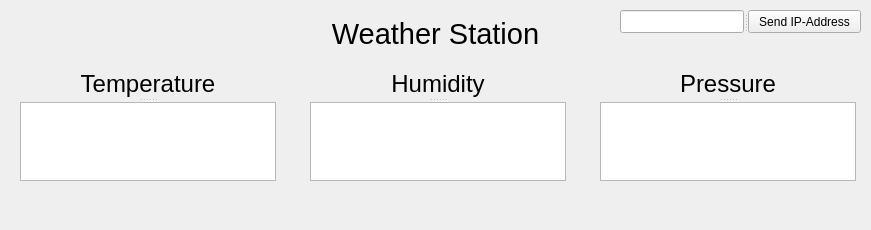
The window that weather_station.ui (mjhsoet/QtApp) describes before a commit, drawn with Qt 5.
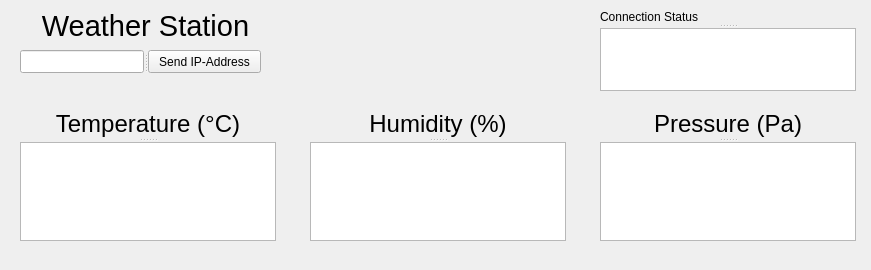
The same window after the commit.

Diff of the .ui file:
```diff
--- a/weather_station.ui
+++ b/weather_station.ui
@@ -7,7 +7,7 @@
     <x>0</x>
     <y>0</y>
     <width>871</width>
-    <height>230</height>
+    <height>270</height>
    </rect>
   </property>
   <property name="windowTitle">
@@ -16,10 +16,10 @@
   <widget class="QLabel" name="Weather_station">
    <property name="geometry">
     <rect>
-     <x>280</x>
+     <x>-10</x>
      <y>10</y>
      <width>311</width>
-     <height>48</height>
+     <height>31</height>
     </rect>
    </property>
    <property name="font">
@@ -38,9 +38,9 @@
    <property name="geometry">
     <rect>
      <x>310</x>
-     <y>70</y>
+     <y>110</y>
      <width>256</width>
-     <height>111</height>
+     <height>131</height>
     </rect>
    </property>
    <property name="orientation">
@@ -53,7 +53,7 @@
      </font>
     </property>
     <property name="text">
-     <string>Humidity</string>
+     <string>Humidity (%)</string>
     </property>
     <property name="alignment">
      <set>Qt::AlignCenter</set>
@@ -73,9 +73,9 @@
    <property name="geometry">
     <rect>
      <x>20</x>
-     <y>70</y>
+     <y>110</y>
      <width>256</width>
-     <height>111</height>
+     <height>131</height>
     </rect>
    </property>
    <property name="orientation">
@@ -88,13 +88,18 @@
      </font>
     </property>
     <property name="text">
-     <string>Temperature</string>
+     <string>Temperature (°C)</string>
     </property>
     <property name="alignment">
      <set>Qt::AlignCenter</set>
     </property>
    </widget>
    <widget class="QTextBrowser" name="Temperature_window">
+    <property name="font">
+     <font>
+      <pointsize>8</pointsize>
+     </font>
+    </property>
     <property name="cursor" stdset="0">
      <cursorShape>ArrowCursor</cursorShape>
     </property>
@@ -105,7 +110,7 @@
      <string>&lt;!DOCTYPE HTML PUBLIC &quot;-//W3C//DTD HTML 4.0//EN&quot; &quot;http://www.w3.org/TR/REC-html40/strict.dtd&quot;&gt;
 &lt;html&gt;&lt;head&gt;&lt;meta name=&quot;qrichtext&quot; content=&quot;1&quot; /&gt;&lt;style type=&quot;text/css&quot;&gt;
 p, li { white-space: pre-wrap; }
-&lt;/style&gt;&lt;/head&gt;&lt;body style=&quot; font-family:'MS Shell Dlg 2'; font-size:7.8pt; font-weight:400; font-style:normal;&quot;&gt;
+&lt;/style&gt;&lt;/head&gt;&lt;body style=&quot; font-family:'MS Shell Dlg 2'; font-size:8pt; font-weight:400; font-style:normal;&quot;&gt;
 &lt;p align=&quot;center&quot; style=&quot;-qt-paragraph-type:empty; margin-top:0px; margin-bottom:0px; margin-left:0px; margin-right:0px; -qt-block-indent:0; text-indent:0px; font-size:8.25pt;&quot;&gt;&lt;br /&gt;&lt;/p&gt;&lt;/body&gt;&lt;/html&gt;</string>
     </property>
    </widget>
@@ -113,8 +118,8 @@
   <widget class="QSplitter" name="splitter_4">
    <property name="geometry">
     <rect>
-     <x>620</x>
-     <y>10</y>
+     <x>20</x>
+     <y>50</y>
      <width>241</width>
      <height>23</height>
     </rect>
@@ -133,9 +138,9 @@
    <property name="geometry">
     <rect>
      <x>600</x>
-     <y>70</y>
+     <y>110</y>
      <width>256</width>
-     <height>111</height>
+     <height>131</height>
     </rect>
    </property>
    <property name="orientation">
@@ -148,7 +153,7 @@
      </font>
     </property>
     <property name="text">
-     <string>Pressure</string>
+     <string>Pressure (Pa)</string>
     </property>
     <property name="alignment">
      <set>Qt::AlignCenter</set>
@@ -164,6 +169,25 @@
     </property>
    </widget>
   </widget>
+  <widget class="QSplitter" name="splitter_5">
+   <property name="geometry">
+    <rect>
+     <x>600</x>
+     <y>10</y>
+     <width>256</width>
+     <height>81</height>
+    </rect>
+   </property>
+   <property name="orientation">
+    <enum>Qt::Vertical</enum>
+   </property>
+   <widget class="QLabel" name="Connection">
+    <property name="text">
+     <string>Connection Status</string>
+    </property>
+   </widget>
+   <widget class="QTextBrowser" name="Connection_window"/>
+  </widget>
  </widget>
  <layoutdefault spacing="6" margin="11"/>
  <resources/>
```
